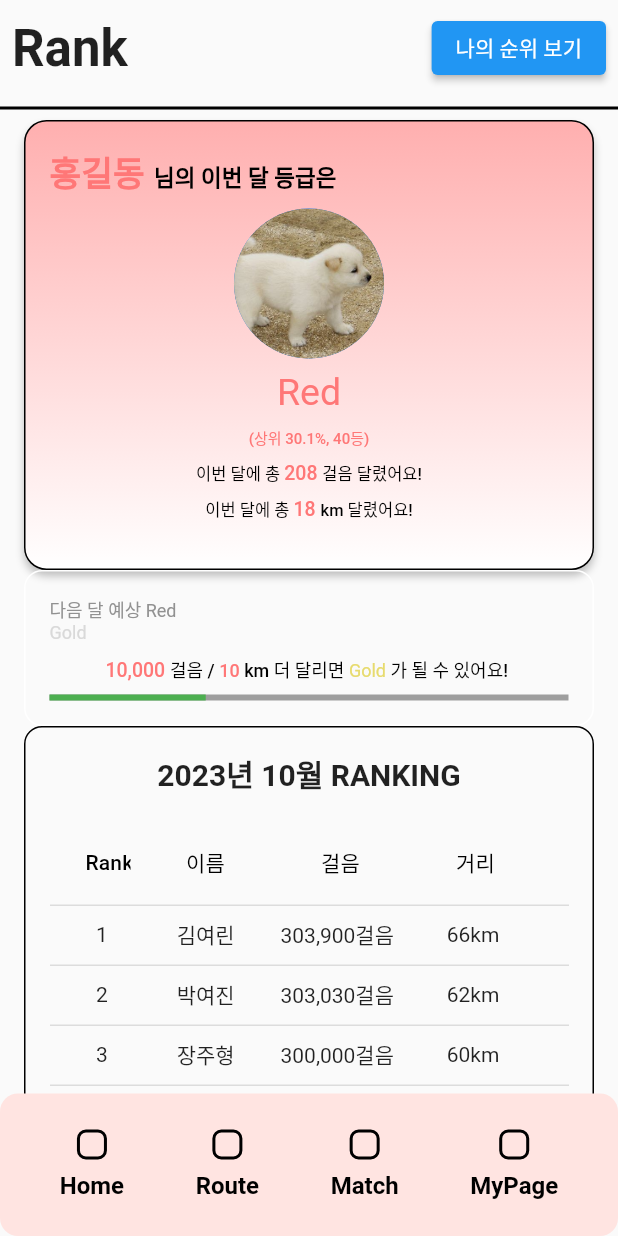
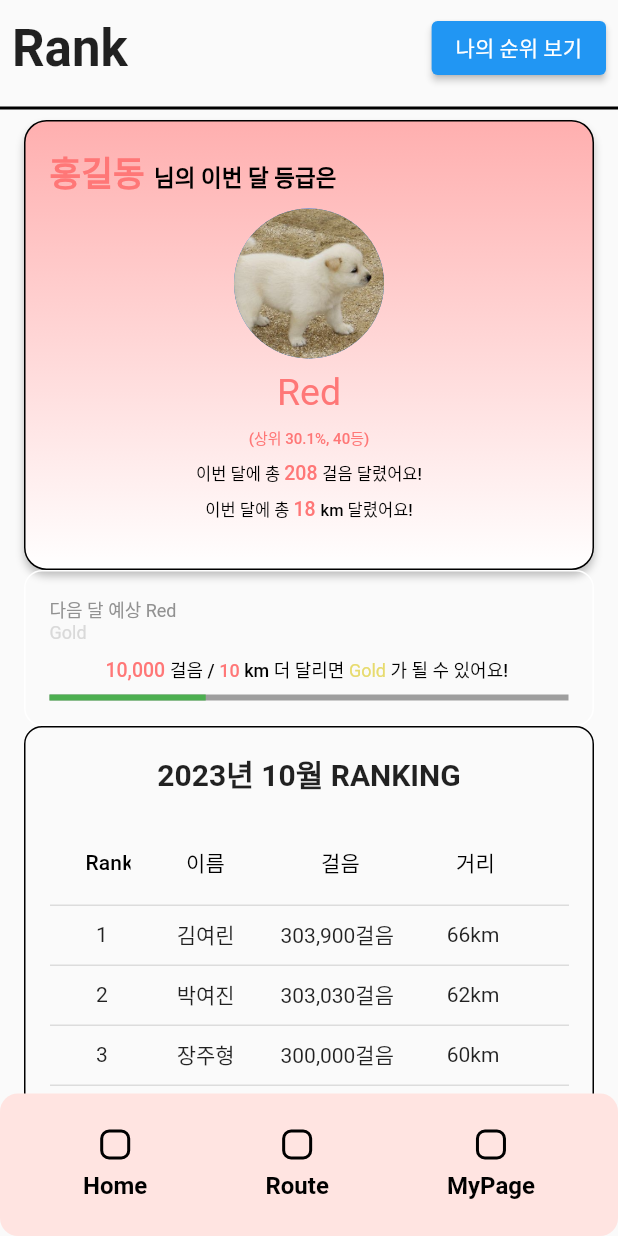
Before and after one commit to Article-1-of-the-NHPA/joggingsir, a Flutter app: the screen it shows after launch, on a phone screen of 412 x 824 dp. Run offline on Flutter 3.47's test engine with Material 2 defaults, Android fonts, the light colour scheme and no system bars; Roboto replaces fonts that are missing (Noto Sans KR, Pattaya, SF Pro Display).

Commit message:
메뉴바 수정

```diff
--- a/lib/ranking_page.dart
+++ b/lib/ranking_page.dart
@@ -564,37 +564,6 @@
                     ),
                   ),
                 ),
-                // Match
-                InkWell(
-                  onTap: () {
-                    // Match를 눌렀을 때의 동작
-                    // Do something
-                  },
-                  child: Container(
-                    padding: EdgeInsets.all(8.0),
-                    child: Column(
-                      children: [
-                        Container(
-                          width: 20,
-                          height: 20,
-                          decoration: BoxDecoration(
-                            border: Border.all(width: 2, color: Colors.black),
-                            borderRadius: BorderRadius.circular(6),
-                          ),
-                        ),
-                        SizedBox(height: 8),
-                        Text(
-                          'Match',
-                          style: TextStyle(
-                            color: Colors.black,
-                            fontSize: 16.0,
-                            fontWeight: FontWeight.bold,
-                          ),
-                        ),
-                      ],
-                    ),
-                  ),
-                ),
                 // MyPage
                 InkWell(
                   onTap: () {
```
